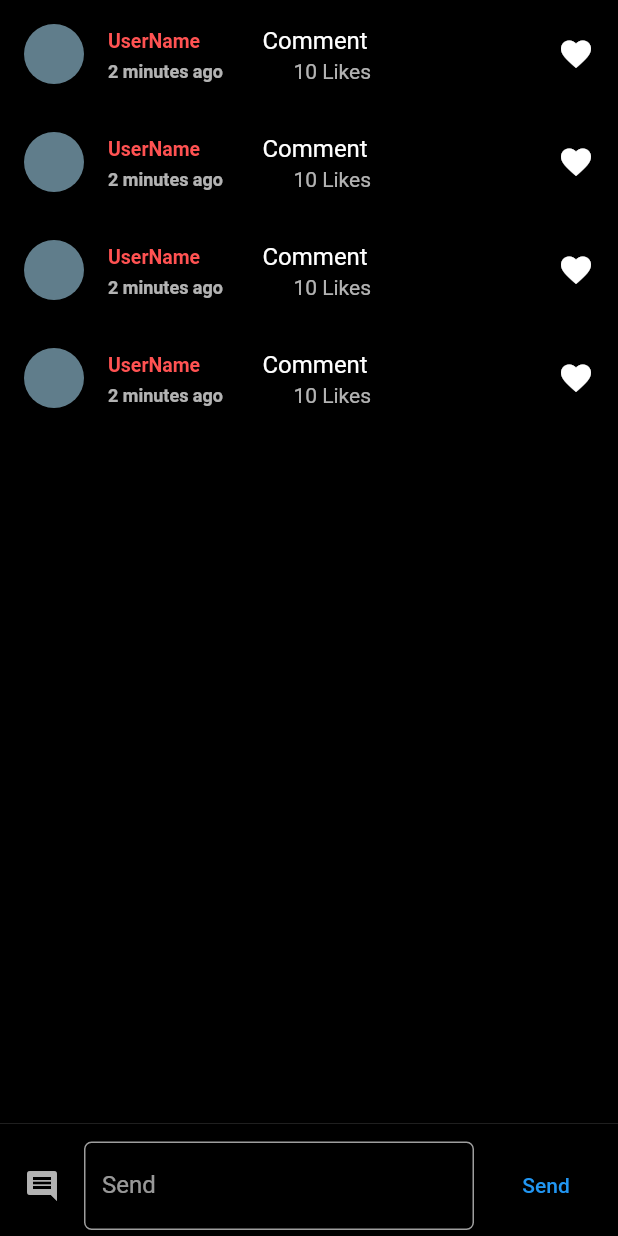
After one commit to Priyank-Bhagat/vibezplay, a Flutter app: the CommentsScreen screen opened directly, on a phone screen of 412 x 824 dp. The commit adds this screen. Run offline on Flutter 3.47's test engine with Material 2 defaults, Android fonts, the phone set to English and light mode, and no system bars; our stand-ins replace cloud_firestore, firebase_auth, firebase_core, firebase_storage, get, image_picker and 1 more; missing offline and left inert: video_compress; accounts and stored records are empty; network calls fail.

Commit message:
added comment screen

```diff
--- /dev/null
+++ b/lib/view/screens/comments/comments_screen.dart
@@ -0,0 +1,55 @@
+import 'package:flutter/material.dart';
+import 'package:vibezplay/view/widgets/text_input.dart';
+
+class CommentsScreen extends StatelessWidget {
+  const CommentsScreen({Key? key}) : super(key: key);
+
+  @override
+  Widget build(BuildContext context) {
+    Size device = MediaQuery.of(context).size;
+    return Scaffold(
+      body: SingleChildScrollView(
+        child: SizedBox(
+          height: device.height,
+          child: Column(
+            children: [
+              Expanded(
+                child: ListView.builder(
+                  shrinkWrap: true,
+                    itemCount: 4,
+                    itemBuilder: (context, index){
+                      return ListTile(
+                      leading: const CircleAvatar(
+                        backgroundColor: Colors.blueGrey,
+                      ),
+                        title: Row(
+                          children: [
+                            SizedBox(width: device.width* 0.25,
+                                child: Text('UserName', style: TextStyle(fontSize: 13, fontWeight: FontWeight.w600, color: Colors.redAccent),)),
+                            Text('Comment'),
+                          ],
+                        ),
+                        subtitle: Row(
+                          children: [
+                            SizedBox(
+                                width:device.width* 0.3,
+                                child: Text('2 minutes ago', style: TextStyle(fontWeight: FontWeight.bold, fontSize: 12),)),
+                            Text('10 Likes'),
+                          ],
+                        ),
+                        trailing: Icon(Icons.favorite),
+                      );
+                    }),
+              ),
+              const Divider(),
+              ListTile(
+                title: TextInput(myController: TextEditingController(), myIcon: Icons.comment, mylableText: "Send"),
+                trailing: TextButton(onPressed: (){}, child: const Text('Send')),
+              )
+            ],
+          ),
+        ),
+      ),
+    );
+  }
+}
--- a/lib/view/screens/displayvideo/display_video_home_screen.dart
+++ b/lib/view/screens/displayvideo/display_video_home_screen.dart
@@ -1,6 +1,7 @@
 import 'package:flutter/material.dart';
 import 'package:get/get.dart';
 import 'package:vibezplay/controller/video_play_controller.dart';
+import 'package:vibezplay/view/screens/comments/comments_screen.dart';
 import 'package:vibezplay/view/widgets/profile_button.dart';
 import 'package:vibezplay/view/widgets/vibezplay_player.dart';
 
@@ -108,7 +109,11 @@ class DisplayVideoHomeScreen extends StatelessWidget {
                         SizedBox(
                           height: Get.height * 0.027,
                         ),
-                        Column(
+                        GestureDetector(
+                          onTap: (){
+                            Get.to(const CommentsScreen());
+                          },
+                          child: Column(
                             children: [
                               const Icon(
                                 Icons.comment,
@@ -122,6 +127,7 @@ class DisplayVideoHomeScreen extends StatelessWidget {
                               )
                             ],
                           ),
+                        ),
                       ],
                     ),
                   ),
```
Lines whose indentation alone changed are shown as unchanged.
